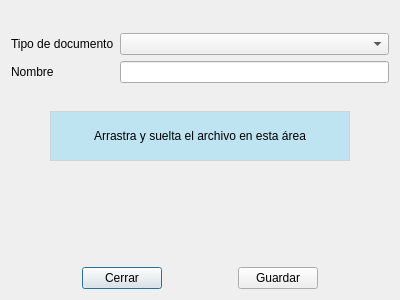
serk82/nexus_admin_client, file views/forms_ui/vehicle_document.ui: the form before one commit.
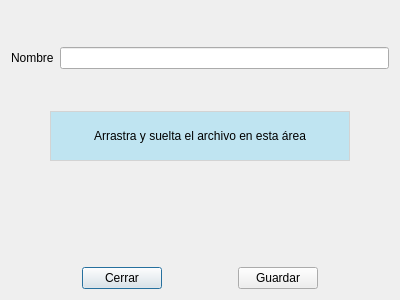
The form after the commit.

Commit message: Elimina la gestión de tipos de documentos de vehículos y sus formularios asociados.

Diff of the .ui file:
```diff
--- a/views/forms_ui/vehicle_document.ui
+++ b/views/forms_ui/vehicle_document.ui
@@ -23,23 +23,13 @@
       <set>Qt::AlignmentFlag::AlignLeading|Qt::AlignmentFlag::AlignLeft|Qt::AlignmentFlag::AlignVCenter</set>
      </property>
      <item row="0" column="0">
-      <widget class="QLabel" name="lbl_type_vehicle_dodument">
-       <property name="text">
-        <string>Tipo de documento</string>
-       </property>
-      </widget>
-     </item>
-     <item row="0" column="1">
-      <widget class="QComboBox" name="cbx_type_vehicle_document"/>
-     </item>
-     <item row="1" column="0">
       <widget class="QLabel" name="lbl_name">
        <property name="text">
         <string>Nombre</string>
        </property>
       </widget>
      </item>
-     <item row="1" column="1">
+     <item row="0" column="1">
       <widget class="QLineEdit" name="txt_name"/>
      </item>
     </layout>
```
Left out of the diff: 4 changed lines with no effect on the pictures. The commit also changes 12 other files.
